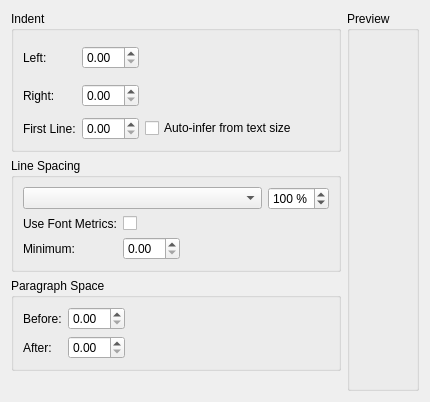
Above: plugins/textshape/dialogs/ParagraphIndentSpacing.ui from KDE/krita before the change. Below: the same form after it.
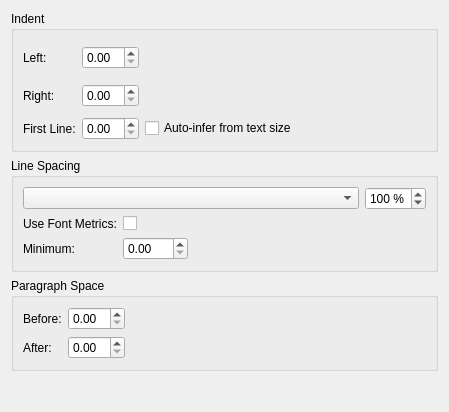
That is the form after the change. Custom widgets are drawn as their Qt base class.

Commit message: Preview layout uses QTextLayout for paragraph preview. It is still not perfect yet though Clean up paragraph dialog

Diff of the .ui file:
```diff
--- a/plugins/textshape/dialogs/ParagraphIndentSpacing.ui
+++ b/plugins/textshape/dialogs/ParagraphIndentSpacing.ui
@@ -5,8 +5,8 @@
    <rect>
     <x>0</x>
     <y>0</y>
-    <width>430</width>
-    <height>402</height>
+    <width>449</width>
+    <height>412</height>
    </rect>
   </property>
   <property name="whatsThis" >
@@ -81,13 +81,6 @@
      </layout>
     </widget>
    </item>
-   <item rowspan="4" row="0" column="1" >
-    <widget class="QGroupBox" name="previewPane" >
-     <property name="title" >
-      <string>Preview</string>
-     </property>
-    </widget>
-   </item>
    <item row="1" column="0" >
     <widget class="QGroupBox" name="groupBox_2" >
      <property name="whatsThis" >
```
Left out of the diff: 30 changed lines with no effect on the pictures. The commit also changes 18 other files.
